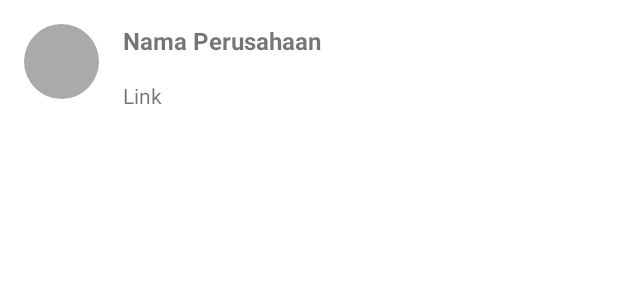
After one commit to NadiaLayraAziza/mini-project-mobile, an Android app: the layout activity_list.xml on its own in the app's theme, with its tools: preview values and no code run, on a phone screen of 412 x 824 dp. The commit adds this screen. Shown: the top 300 px of the screen. Run offline under Robolectric (Android 15) with nearby library versions, the phone set to English and light mode, and no system bars.

Commit message:
Membuat layout untuk view list item

```diff
--- a/app/build.gradle
+++ b/app/build.gradle
@@ -37,6 +37,6 @@ dependencies {
     androidTestImplementation 'androidx.test.espresso:espresso-core:3.4.0'
 
     implementation 'androidx.recyclerview:recyclerview:1.2.1'
-    implementation 'de.hdodenhof:circleimageview:3.0@.0'
+    implementation 'de.hdodenhof:circleimageview:3.0.0'
     implementation 'com.github.bumptech.glide:glide:4.9.0'
 }
--- /dev/null
+++ b/app/src/main/res/layout/activity_list.xml
@@ -0,0 +1,42 @@
+<?xml version="1.0" encoding="utf-8"?>
+<LinearLayout xmlns:android="http://schemas.android.com/apk/res/android"
+    xmlns:tools="http://schemas.android.com/tools"
+    android:layout_width="match_parent"
+    android:layout_height="wrap_content"
+    android:orientation="horizontal"
+    android:padding="16dp">
+
+    <de.hdodenhof.circleimageview.CircleImageView
+        android:id="@+id/imgLogoItem"
+        android:layout_width="50dp"
+        android:layout_height="50dp"
+        android:layout_marginEnd="16dp"
+        android:layout_marginRight="16dp"
+        tools:src="@android:color/darker_gray"/>
+
+    <LinearLayout
+        android:layout_width="match_parent"
+        android:layout_height="wrap_content"
+        android:layout_centerVertical="true"
+        android:layout_toEndOf="@id/imgLogoItem"
+        android:layout_toRightOf="@id/imgLogoItem"
+        android:orientation="vertical">
+
+        <TextView
+            android:id="@+id/ItemName"
+            android:layout_width="match_parent"
+            android:layout_height="wrap_content"
+            android:layout_marginBottom="16dp"
+            android:textSize="16sp"
+            android:textStyle="bold"
+            android:text="@string/nama_perusahaan"/>
+
+        <TextView
+            android:id="@+id/ItemLink"
+            android:layout_width="match_parent"
+            android:layout_height="wrap_content"
+            android:ellipsize="end"
+            android:text="@string/link"/>
+    </LinearLayout>
+
+</LinearLayout>
--- a/app/src/main/res/values/strings.xml
+++ b/app/src/main/res/values/strings.xml
@@ -1,3 +1,5 @@
 <resources>
     <string name="app_name">mini-project-NadiaLayraAziza</string>
+    <string name="nama_perusahaan">Nama Perusahaan</string>
+    <string name="link">Link</string>
 </resources>
```
